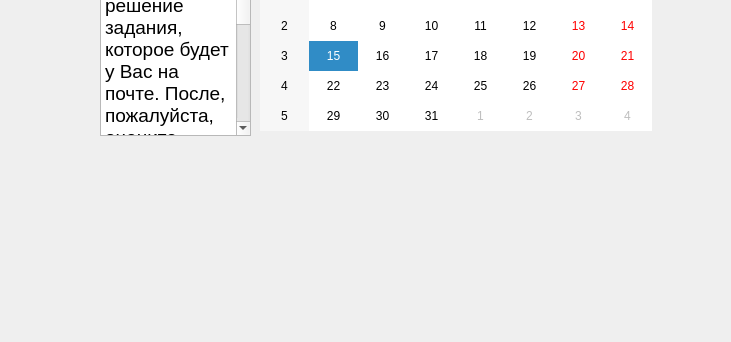
The window that fatt.ui (Daqumir/QT) describes before a commit, drawn with Qt 5; both pictures show x 0 to 731 and y 495 to 837 of the 1005 by 837 pixel window.
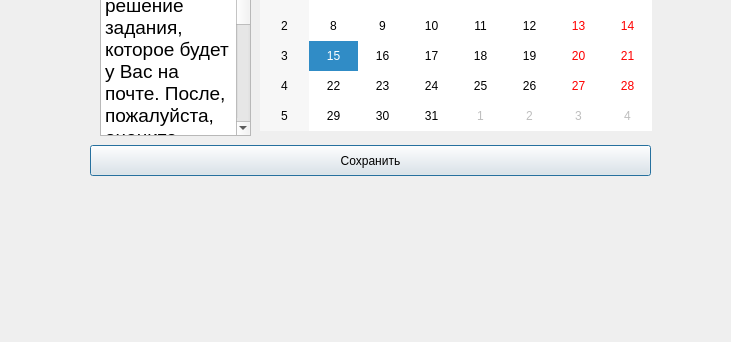
The same window after the commit.

Patch:
```diff
--- a/fatt.ui
+++ b/fatt.ui
@@ -102,6 +102,19 @@
 &lt;p style=&quot; margin-top:0px; margin-bottom:0px; margin-left:0px; margin-right:0px; -qt-block-indent:0; text-indent:0px;&quot;&gt;&lt;span style=&quot; font-size:14pt; font-weight:600;&quot;&gt;OWL - Office Work List&lt;/span&gt;&lt;/p&gt;&lt;/body&gt;&lt;/html&gt;</string>
    </property>
   </widget>
+  <widget class="QPushButton" name="pushButton">
+   <property name="geometry">
+    <rect>
+     <x>90</x>
+     <y>640</y>
+     <width>561</width>
+     <height>31</height>
+    </rect>
+   </property>
+   <property name="text">
+    <string>Сохранить</string>
+   </property>
+  </widget>
  </widget>
  <resources/>
  <connections/>
```
